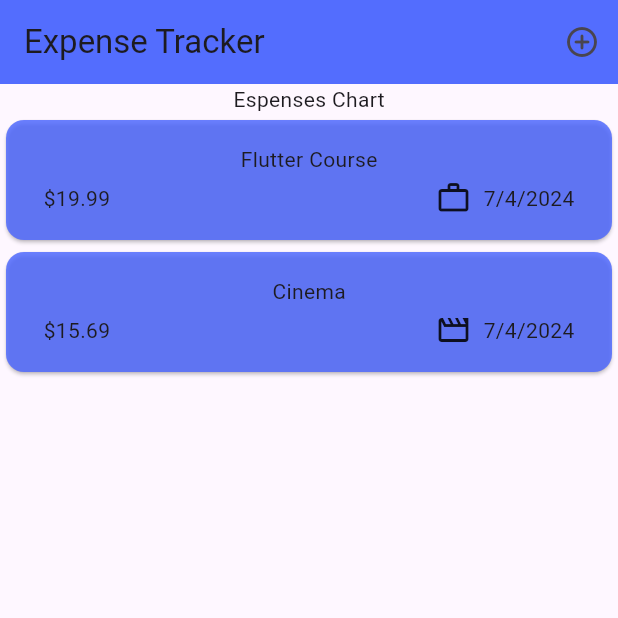
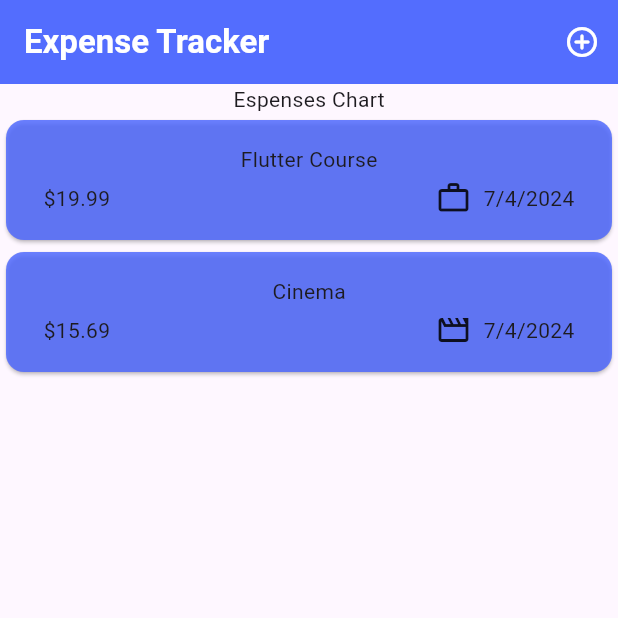
Before and after one commit to ishahzebali/expense-tracker-flutter, a Flutter app: the screen it shows after launch, on a phone screen of 412 x 824 dp, the top half of it. Run offline on Flutter 3.47's test engine with Material 3 defaults, Android fonts, the phone set to English and light mode, and no system bars.

Commit message:
styled appbar

```diff
--- a/lib/widgets/expenses.dart
+++ b/lib/widgets/expenses.dart
@@ -32,11 +32,19 @@ class _ExpensesState extends State<Expenses> {
         backgroundColor: Colors.indigoAccent,
         title: const Text(
           'Expense Tracker',
+          style: TextStyle(
+            color: Colors.white,
+            fontWeight: FontWeight.bold,
+          ),
         ),
         actions: [
           IconButton(
-              onPressed: () {},
-              icon: const Icon(Icons.add_circle_outline_rounded))
+            onPressed: () {},
+            icon: const Icon(
+              Icons.add_circle_outline_rounded,
+              color: Colors.white,
+            ),
+          ),
         ],
       ),
       body: Column(
```
